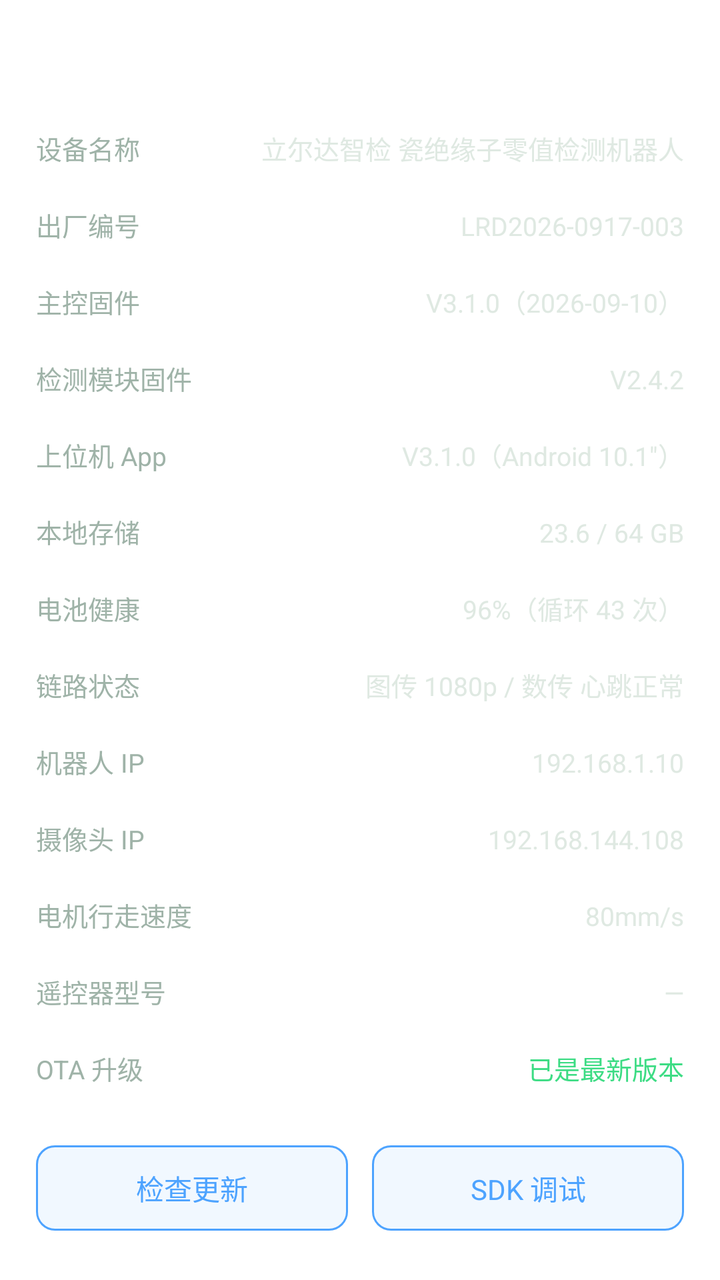
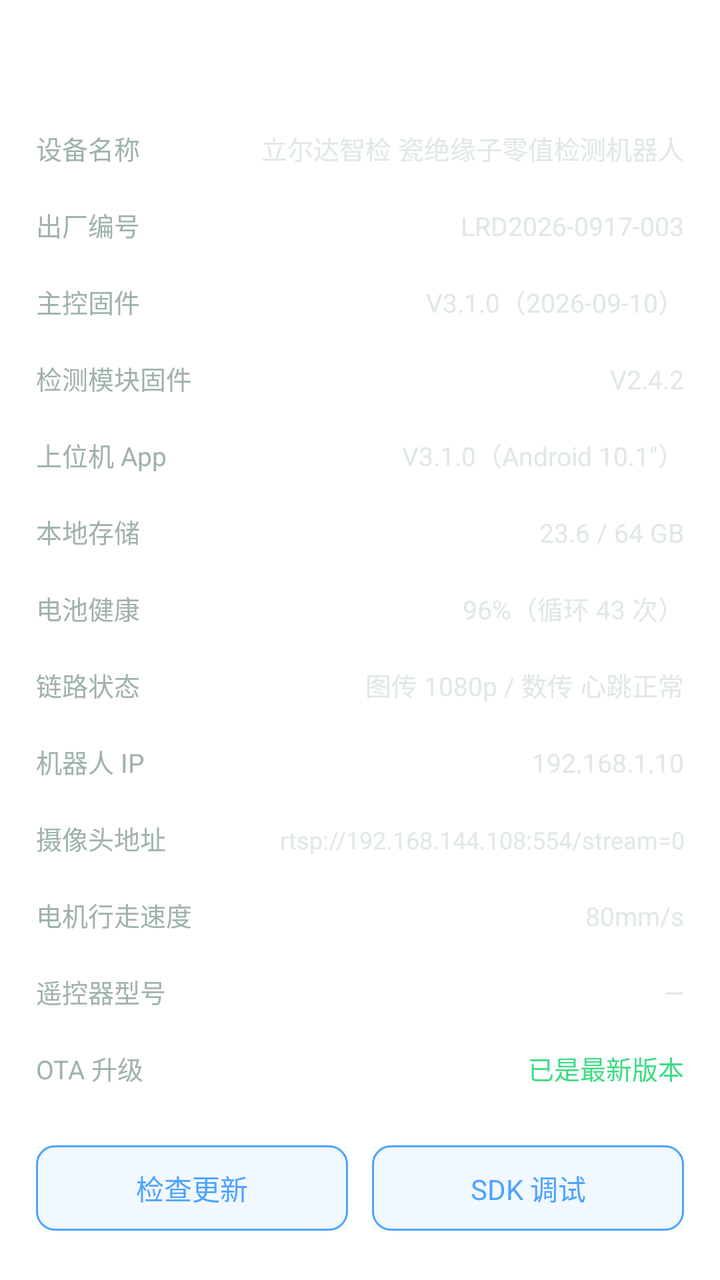

An Android layout rendered at two revisions. The XML below is the earlier revision; the diff shows what the commit changed to produce the second picture.
<!-- AndroidManifest.xml: application theme Theme.RCSDK_Demo -->
<!-- res/layout/drawer_page_sys.xml -->
<?xml version="1.0" encoding="utf-8"?>
<ScrollView xmlns:android="http://schemas.android.com/apk/res/android"
    android:layout_width="match_parent"
    android:layout_height="match_parent"
    android:scrollbars="none">

    <LinearLayout
        android:layout_width="match_parent"
        android:layout_height="wrap_content"
        android:orientation="vertical"
        android:paddingStart="18dp"
        android:paddingTop="18dp"
        android:paddingEnd="18dp"
        android:paddingBottom="30dp">

        <TextView
            android:layout_width="wrap_content"
            android:layout_height="wrap_content"
            android:layout_marginBottom="14dp"
            android:text="系统信息"
            android:textColor="@color/white"
            android:textSize="16sp" />

        <LinearLayout
            android:layout_width="match_parent"
            android:layout_height="wrap_content"
            android:orientation="horizontal"
            android:paddingTop="9dp"
            android:paddingBottom="9dp">

            <TextView
                android:layout_width="0dp"
                android:layout_height="wrap_content"
                android:layout_weight="1"
                android:text="设备名称"
                android:textColor="@color/dt_txt2"
                android:textSize="13sp" />

            <TextView
                android:layout_width="wrap_content"
                android:layout_height="wrap_content"
                android:text="立尔达智检 瓷绝缘子零值检测机器人"
                android:textColor="#DFE9E2"
                android:textSize="13sp" />
        </LinearLayout>

        <View style="@style/SysKvDivider" />

        <LinearLayout
            android:layout_width="match_parent"
            android:layout_height="wrap_content"
            android:orientation="horizontal"
            android:paddingTop="9dp"
            android:paddingBottom="9dp">

            <TextView
                android:layout_width="0dp"
                android:layout_height="wrap_content"
                android:layout_weight="1"
                android:text="出厂编号"
                android:textColor="@color/dt_txt2"
                android:textSize="13sp" />

            <TextView
                android:layout_width="wrap_content"
                android:layout_height="wrap_content"
                android:text="LRD2026-0917-003"
                android:textColor="#DFE9E2"
                android:textSize="13sp" />
        </LinearLayout>

        <View style="@style/SysKvDivider" />

        <LinearLayout
            android:layout_width="match_parent"
            android:layout_height="wrap_content"
            android:orientation="horizontal"
            android:paddingTop="9dp"
            android:paddingBottom="9dp">

            <TextView
                android:layout_width="0dp"
                android:layout_height="wrap_content"
                android:layout_weight="1"
                android:text="主控固件"
                android:textColor="@color/dt_txt2"
                android:textSize="13sp" />

            <TextView
                android:id="@+id/sysMainFw"
                android:layout_width="wrap_content"
                android:layout_height="wrap_content"
                android:text="V3.1.0（2026-09-10）"
                android:textColor="#DFE9E2"
                android:textSize="13sp" />
        </LinearLayout>

        <View style="@style/SysKvDivider" />

        <LinearLayout
            android:layout_width="match_parent"
            android:layout_height="wrap_content"
            android:orientation="horizontal"
            android:paddingTop="9dp"
            android:paddingBottom="9dp">

            <TextView
                android:layout_width="0dp"
                android:layout_height="wrap_content"
                android:layout_weight="1"
                android:text="检测模块固件"
                android:textColor="@color/dt_txt2"
                android:textSize="13sp" />

            <TextView
                android:id="@+id/sysDetFw"
                android:layout_width="wrap_content"
                android:layout_height="wrap_content"
                android:text="V2.4.2"
                android:textColor="#DFE9E2"
                android:textSize="13sp" />
        </LinearLayout>

        <View style="@style/SysKvDivider" />

        <LinearLayout
            android:layout_width="match_parent"
            android:layout_height="wrap_content"
            android:orientation="horizontal"
            android:paddingTop="9dp"
            android:paddingBottom="9dp">

            <TextView
                android:layout_width="0dp"
                android:layout_height="wrap_content"
                android:layout_weight="1"
                android:text="上位机 App"
                android:textColor="@color/dt_txt2"
                android:textSize="13sp" />

            <TextView
                android:layout_width="wrap_content"
                android:layout_height="wrap_content"
                android:text="V3.1.0（Android 10.1″）"
                android:textColor="#DFE9E2"
                android:textSize="13sp" />
        </LinearLayout>

        <View style="@style/SysKvDivider" />

        <LinearLayout
            android:layout_width="match_parent"
            android:layout_height="wrap_content"
            android:orientation="horizontal"
            android:paddingTop="9dp"
            android:paddingBottom="9dp">

            <TextView
                android:layout_width="0dp"
                android:layout_height="wrap_content"
                android:layout_weight="1"
                android:text="本地存储"
                android:textColor="@color/dt_txt2"
                android:textSize="13sp" />

            <TextView
                android:id="@+id/sysStorage"
                android:layout_width="wrap_content"
                android:layout_height="wrap_content"
                android:text="23.6 / 64 GB"
                android:textColor="#DFE9E2"
                android:textSize="13sp" />
        </LinearLayout>

        <View style="@style/SysKvDivider" />

        <LinearLayout
            android:layout_width="match_parent"
            android:layout_height="wrap_content"
            android:orientation="horizontal"
            android:paddingTop="9dp"
            android:paddingBottom="9dp">

            <TextView
                android:layout_width="0dp"
                android:layout_height="wrap_content"
                android:layout_weight="1"
                android:text="电池健康"
                android:textColor="@color/dt_txt2"
                android:textSize="13sp" />

            <TextView
                android:layout_width="wrap_content"
                android:layout_height="wrap_content"
                android:text="96%（循环 43 次）"
                android:textColor="#DFE9E2"
                android:textSize="13sp" />
        </LinearLayout>

        <View style="@style/SysKvDivider" />

        <LinearLayout
            android:layout_width="match_parent"
            android:layout_height="wrap_content"
            android:orientation="horizontal"
            android:paddingTop="9dp"
            android:paddingBottom="9dp">

            <TextView
                android:layout_width="0dp"
                android:layout_height="wrap_content"
                android:layout_weight="1"
                android:text="链路状态"
                android:textColor="@color/dt_txt2"
                android:textSize="13sp" />

            <TextView
                android:id="@+id/sysLink"
                android:layout_width="wrap_content"
                android:layout_height="wrap_content"
                android:text="图传 1080p / 数传 心跳正常"
                android:textColor="#DFE9E2"
                android:textSize="13sp" />
        </LinearLayout>

        <View style="@style/SysKvDivider" />

        <LinearLayout
            android:layout_width="match_parent"
            android:layout_height="wrap_content"
            android:orientation="horizontal"
            android:paddingTop="9dp"
            android:paddingBottom="9dp">

            <TextView
                android:layout_width="0dp"
                android:layout_height="wrap_content"
                android:layout_weight="1"
                android:text="机器人 IP"
                android:textColor="@color/dt_txt2"
                android:textSize="13sp" />

            <TextView
                android:id="@+id/sysRbtIp"
                android:layout_width="wrap_content"
                android:layout_height="wrap_content"
                android:text="192.168.1.10"
                android:textColor="#DFE9E2"
                android:textSize="13sp" />
        </LinearLayout>

        <View style="@style/SysKvDivider" />

        <LinearLayout
            android:layout_width="match_parent"
            android:layout_height="wrap_content"
            android:orientation="horizontal"
            android:paddingTop="9dp"
            android:paddingBottom="9dp">

            <TextView
                android:layout_width="0dp"
                android:layout_height="wrap_content"
                android:layout_weight="1"
                android:text="摄像头 IP"
                android:textColor="@color/dt_txt2"
                android:textSize="13sp" />

            <TextView
                android:id="@+id/sysCamIp"
                android:layout_width="wrap_content"
                android:layout_height="wrap_content"
                android:text="192.168.144.108"
                android:textColor="#DFE9E2"
                android:textSize="13sp" />
        </LinearLayout>

        <View style="@style/SysKvDivider" />

        <LinearLayout
            android:layout_width="match_parent"
            android:layout_height="wrap_content"
            android:orientation="horizontal"
            android:paddingTop="9dp"
            android:paddingBottom="9dp">

            <TextView
                android:layout_width="0dp"
                android:layout_height="wrap_content"
                android:layout_weight="1"
                android:text="电机行走速度"
                android:textColor="@color/dt_txt2"
                android:textSize="13sp" />

            <TextView
                android:id="@+id/sysMotion"
                android:layout_width="wrap_content"
                android:layout_height="wrap_content"
                android:text="80mm/s"
                android:textColor="#DFE9E2"
                android:textSize="13sp" />
        </LinearLayout>

        <View style="@style/SysKvDivider" />

        <LinearLayout
            android:layout_width="match_parent"
            android:layout_height="wrap_content"
            android:orientation="horizontal"
            android:paddingTop="9dp"
            android:paddingBottom="9dp">

            <TextView
                android:layout_width="0dp"
                android:layout_height="wrap_content"
                android:layout_weight="1"
                android:text="遥控器型号"
                android:textColor="@color/dt_txt2"
                android:textSize="13sp" />

            <TextView
                android:id="@+id/sysRcType"
                android:layout_width="wrap_content"
                android:layout_height="wrap_content"
                android:text="—"
                android:textColor="#DFE9E2"
                android:textSize="13sp" />
        </LinearLayout>

        <View style="@style/SysKvDivider" />

        <LinearLayout
            android:layout_width="match_parent"
            android:layout_height="wrap_content"
            android:orientation="horizontal"
            android:paddingTop="9dp"
            android:paddingBottom="9dp">

            <TextView
                android:layout_width="0dp"
                android:layout_height="wrap_content"
                android:layout_weight="1"
                android:text="OTA 升级"
                android:textColor="@color/dt_txt2"
                android:textSize="13sp" />

            <TextView
                android:layout_width="wrap_content"
                android:layout_height="wrap_content"
                android:text="已是最新版本"
                android:textColor="@color/dt_green"
                android:textSize="13sp" />
        </LinearLayout>

        <LinearLayout
            android:layout_width="match_parent"
            android:layout_height="wrap_content"
            android:layout_marginTop="20dp"
            android:orientation="horizontal">

            <TextView
                android:id="@+id/btnCheckUpdate"
                android:layout_width="0dp"
                android:layout_height="wrap_content"
                android:layout_weight="1"
                android:background="@drawable/bg_btn_act_ghost"
                android:gravity="center"
                android:paddingTop="11dp"
                android:paddingBottom="11dp"
                android:text="检查更新"
                android:textColor="@color/dt_blue"
                android:textSize="14sp" />

            <TextView
                android:id="@+id/btnSdkDebug"
                android:layout_width="0dp"
                android:layout_height="wrap_content"
                android:layout_marginStart="12dp"
                android:layout_weight="1"
                android:background="@drawable/bg_btn_act_ghost"
                android:gravity="center"
                android:paddingTop="11dp"
                android:paddingBottom="11dp"
                android:text="SDK 调试"
                android:textColor="@color/dt_blue"
                android:textSize="14sp" />
        </LinearLayout>
    </LinearLayout>
</ScrollView>
<!-- resources referenced by this layout -->
<resources>
  <color name="dt_blue">#4DA3FF</color>
  <color name="dt_green">#3DDC84</color>
  <color name="dt_txt2">#9FB3A8</color>
  <color name="white">#FFFFFFFF</color>
  <!-- drawable bg_btn_act_ghost (drawable) -->
  <?xml version="1.0" encoding="utf-8"?>
  <shape xmlns:android="http://schemas.android.com/apk/res/android"
      android:shape="rectangle">
      <corners android:radius="9dp" />
      <solid android:color="@color/dt_blue_08" />
      <stroke android:width="1dp" android:color="@color/dt_blue" />
  </shape>
  <style name="SysKvDivider">
          <item name="android:layout_width">match_parent</item>
          <item name="android:layout_height">1dp</item>
          <item name="android:background">#14FFFFFF</item>
      </style>
  <style name="Theme.RCSDK_Demo" parent="Theme.MaterialComponents.DayNight.DarkActionBar">
          
          <item name="colorPrimary">@color/purple_500</item>
          <item name="colorPrimaryVariant">@color/purple_700</item>
          <item name="colorOnPrimary">@color/white</item>
          
          <item name="colorSecondary">@color/teal_200</item>
          <item name="colorSecondaryVariant">@color/teal_700</item>
          <item name="colorOnSecondary">@color/black</item>
          
          <item name="android:statusBarColor" tools:targetApi="l">?attr/colorPrimaryVariant</item>
          
      </style>
  <color name="dt_blue_08">#144DA3FF</color>
  <color name="purple_500">#FF6200EE</color>
  <color name="purple_700">#FF3700B3</color>
  <color name="teal_200">#FF03DAC5</color>
  <color name="teal_700">#FF018786</color>
  <color name="black">#FF000000</color>
</resources>

<!-- the commit's change to res/layout/drawer_page_sys.xml (unified diff, before → after) -->
@@ -259,20 +259,22 @@
             android:paddingBottom="9dp">
 
             <TextView
-                android:layout_width="0dp"
-                android:layout_height="wrap_content"
-                android:layout_weight="1"
-                android:text="摄像头 IP"
-                android:textColor="@color/dt_txt2"
-                android:textSize="13sp" />
-
-            <TextView
-                android:id="@+id/sysCamIp"
-                android:layout_width="wrap_content"
-                android:layout_height="wrap_content"
-                android:text="192.168.144.108"
-                android:textColor="#DFE9E2"
-                android:textSize="13sp" />
+                android:layout_width="wrap_content"
+                android:layout_height="wrap_content"
+                android:text="摄像头地址"
+                android:textColor="@color/dt_txt2"
+                android:textSize="13sp" />
+
+            <TextView
+                android:id="@+id/sysCamUrl"
+                android:layout_width="0dp"
+                android:layout_height="wrap_content"
+                android:layout_marginStart="12dp"
+                android:layout_weight="1"
+                android:gravity="end"
+                android:text="rtsp://192.168.144.108:554/stream=0"
+                android:textColor="#DFE9E2"
+                android:textSize="12sp" />
         </LinearLayout>
 
         <View style="@style/SysKvDivider" />
